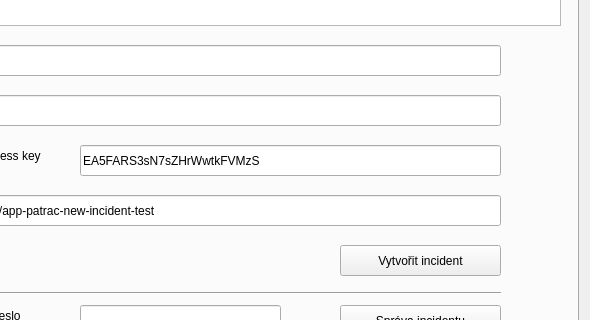
Qt form ui/settings.ui (ruz76/qgis_patrac_3) before a commit; both pictures show x 342 to 932 and y 291 to 611 of the 932 by 730 pixel window.
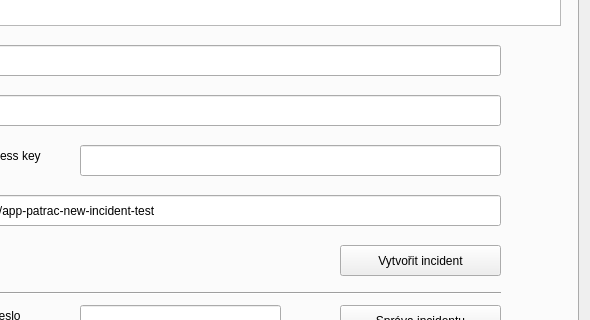
The same form after that commit.

Commit message: HS searchers incidents implementation.

The edit to the form file:
```diff
--- a/ui/settings.ui
+++ b/ui/settings.ui
@@ -776,7 +776,7 @@
       </rect>
      </property>
      <property name="text">
-      <string>EA5FARS3sN7sZHrWwtkFVMzS</string>
+      <string/>
      </property>
     </widget>
     <widget class="QLabel" name="labelDistance_2">
```
